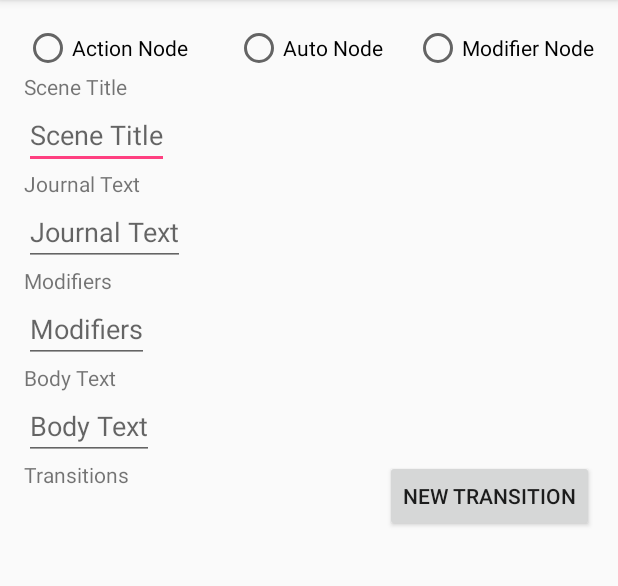
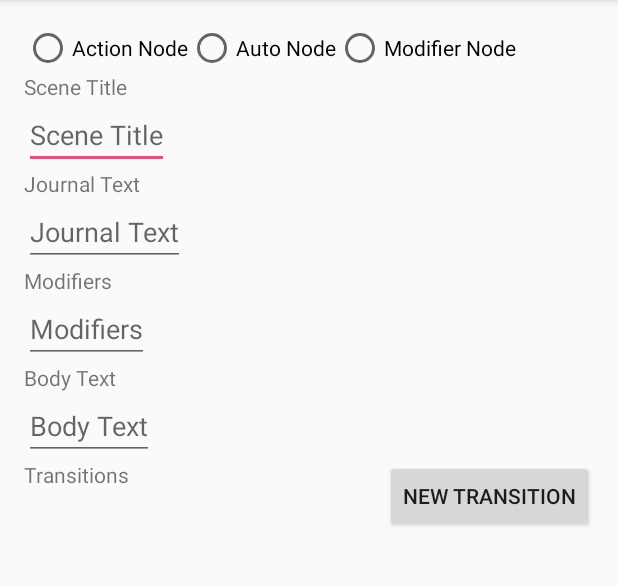
Before and after one commit to IceIceBB/AdventureCreator, an Android app: the SceneEditor screen opened directly, with no data from a screen before it, on a phone screen of 412 x 824 dp, the part 84-670 px from its top. Run offline under Robolectric (Android 15) with nearby library versions, the light colour scheme and no system bars; our stand-ins replace Volley; network calls fail; 6 statements that could not run were skipped.

Commit message:
Update set, just a few tweaks and fixes to add (update list view on back button pressed)

```diff
--- a/AdventureCreatorAndroidProject/app/src/main/java/com/example/lmont/adventurecreator/AdventureDBHelper.java
+++ b/AdventureCreatorAndroidProject/app/src/main/java/com/example/lmont/adventurecreator/AdventureDBHelper.java
@@ -200,7 +200,7 @@ public class AdventureDBHelper extends SQLiteOpenHelper {
     }
 
     public Models.Chapter getChapter(String chapterID) {
-        Cursor cursor = getReadableDatabase().query(CHAPTER_TABLE_NAME, CHAPTER_COLUMNS, "_id = " + chapterID, null, null, null, null);
+        Cursor cursor = getReadableDatabase().query(CHAPTER_TABLE_NAME, CHAPTER_COLUMNS, "_id = '" + chapterID + "'", null, null, null, null);
         cursor.moveToFirst();
 
         Models.Chapter chapter = new Models.Chapter(
@@ -260,7 +260,7 @@ public class AdventureDBHelper extends SQLiteOpenHelper {
     }
 
     public Models.Scene getScene(String sceneID) {
-        Cursor cursor = getReadableDatabase().query(SCENES_TABLE_NAME, SCENE_COLUMNS, "_id = " + sceneID, null, null, null, null);
+        Cursor cursor = getReadableDatabase().query(SCENES_TABLE_NAME, SCENE_COLUMNS, "_id = '" + sceneID + "'", null, null, null, null);
         cursor.moveToFirst();
 
         Models.Scene scene = new Models.Scene(
@@ -328,7 +328,7 @@ public class AdventureDBHelper extends SQLiteOpenHelper {
     }
 
     public Models.Transition getTransition(String transitionID) {
-        Cursor cursor = getReadableDatabase().query(TRANSITIONS_TABLE_NAME, TRANSITION_COLUMNS, "_id = " + transitionID + "", null, null, null, null);
+        Cursor cursor = getReadableDatabase().query(TRANSITIONS_TABLE_NAME, TRANSITION_COLUMNS, "_id = '" + transitionID + "'", null, null, null, null);
         cursor.moveToFirst();
 
         Models.Transition transition = new Models.Transition(
--- a/AdventureCreatorAndroidProject/app/src/main/java/com/example/lmont/adventurecreator/SceneEditor.java
+++ b/AdventureCreatorAndroidProject/app/src/main/java/com/example/lmont/adventurecreator/SceneEditor.java
@@ -153,23 +153,25 @@ public class SceneEditor extends AppCompatActivity {
 
     public void getAllFormFields(){
 //        TODO: Get a single scene as a Models.Scene object
-//        Models.Scene[] allScenesArray = GameHelper.getInstance(this).getScenesForChapter(chapterId);
+        Models.Scene selectedScene = GameHelper.getInstance(this).getScene(sceneId);
 //        Models.Scene selectedScene = allScenesArray[???];
-//        sceneTitle = selectedScene.title;
-//        journalText = selectedScene.journalText;
-//        modifiers = selectedScene.flagModifiers;
-//        bodyText = selectedScene.body;
-//        setSceneFormFields();
+        sceneTitle = selectedScene.title;
+        journalText = selectedScene.journalText;
+        modifiers = selectedScene.flagModifiers;
+        bodyText = selectedScene.body;
+        setSceneFormFields();
     }
 
     @Override
     public void onBackPressed(){
-        super.onBackPressed();
 
         readSceneFormFields();
         Models.Scene updatedScene = new Models.Scene(sceneTitle, journalText, modifiers, bodyText, chapterId);
+        updatedScene._id = sceneId;
 
         updateScene(updatedScene);
+        super.onBackPressed();
+
     }
 
 }
--- a/AdventureCreatorAndroidProject/app/src/main/res/layout/activity_scene_editor.xml
+++ b/AdventureCreatorAndroidProject/app/src/main/res/layout/activity_scene_editor.xml
@@ -18,23 +18,32 @@
         android:layout_width="match_parent"
         android:layout_height="wrap_content">
 
+        <RadioGroup
+            android:id="@+id/nodeTypeRadioGroup"
+            android:layout_width="wrap_content"
+            android:layout_height="wrap_content"
+            android:orientation="horizontal">
+
             <RadioButton
                 android:id="@+id/actionNodeRadioButton"
                 android:layout_width="wrap_content"
                 android:layout_height="wrap_content"
-            android:text="Action Node"/>
+                android:text="Action Node" />
+
             <RadioButton
                 android:id="@+id/autoNodeRadioButton"
                 android:layout_width="wrap_content"
                 android:layout_height="wrap_content"
-            android:text="Auto Node"
-            android:layout_centerHorizontal="true"/>
+                android:layout_centerHorizontal="true"
+                android:text="Auto Node" />
+
             <RadioButton
                 android:id="@+id/modifierNodeRadioButton"
                 android:layout_width="wrap_content"
                 android:layout_height="wrap_content"
-            android:text="Modifier Node"
-            android:layout_alignParentRight="true"/>
+                android:layout_alignParentRight="true"
+                android:text="Modifier Node" />
+        </RadioGroup>
 
     </RelativeLayout>
 
@@ -42,8 +51,8 @@
         android:id="@+id/sceneTitle"
         android:layout_width="match_parent"
         android:layout_height="wrap_content"
-        android:orientation="vertical"
-        android:layout_below="@+id/sceneNodeTypeSelectorButtons">
+        android:layout_below="@+id/sceneNodeTypeSelectorButtons"
+        android:orientation="vertical">
 
         <TextView
             android:layout_width="wrap_content"
```
Also changed, not shown: AdventureCreatorAndroidProject/app/src/main/java/com/example/lmont/adventurecreator/ChapterCreation.java (+9 -1 lines), AdventureCreatorAndroidProject/app/src/main/java/com/example/lmont/adventurecreator/SceneCreation.java (+21 -12 lines), AdventureCreatorAndroidProject/app/src/main/java/com/example/lmont/adventurecreator/StoryCreation.java (+8 -12 lines). Lines whose indentation alone changed are shown as unchanged.
